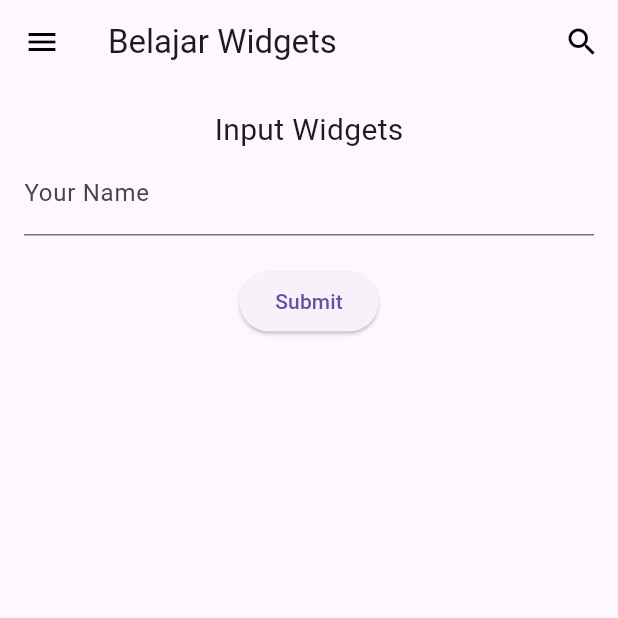
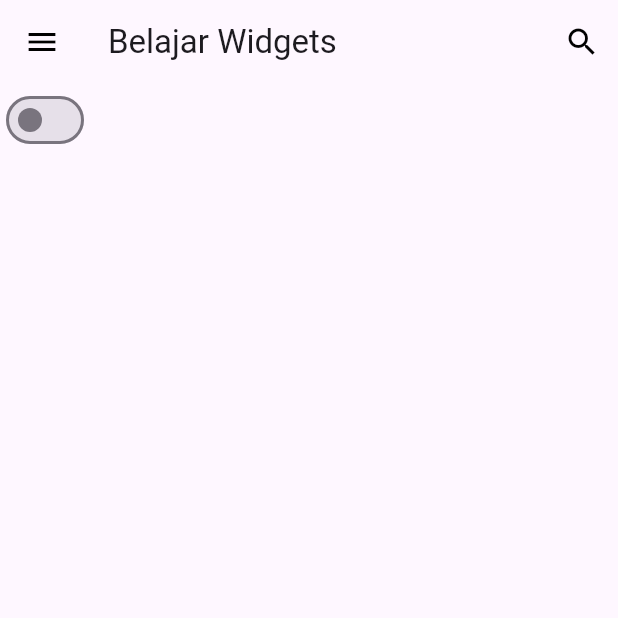
Before and after one commit to Muhammad-Hafizh-Naufal/Belajar-Flutter, a Flutter app: the screen it shows after launch, after a tap on the "menu" icon, on a phone screen of 412 x 824 dp, the top half of it. Run offline on Flutter 3.47's test engine with Material 3 defaults, Android fonts, the phone set to English and light mode, and no system bars.

```diff
--- a/lib/main.dart
+++ b/lib/main.dart
@@ -7,98 +7,84 @@ void main() {
 class MyApp extends StatelessWidget {
   @override
   Widget build(BuildContext context) {
+    // MaterialApp adalah widget utama yang menyediakan tema dan routing aplikasi
     return MaterialApp(
-      debugShowCheckedModeBanner: false,
-      title: 'ngetes',
+      debugShowCheckedModeBanner:
+          false, // Menghilangkan banner debug di sudut kanan atas
+      title: 'ngetes', // Judul aplikasi
       theme: ThemeData(
-        primarySwatch: Colors.blue,
+        primarySwatch: Colors.blue, // Tema utama aplikasi dengan warna biru
       ),
-      home: const MyHomePage(),
+      home:
+          const MyHomePage(), // Menampilkan halaman utama (MyHomePage) saat aplikasi dijalankan
     );
   }
 }
 
-// MyHomePage merupakan StatefulWidget karena ada interaksi dengan input penggunas
+// MyHomePage merupakan StatefulWidget karena ada interaksi dengan input pengguna
 class MyHomePage extends StatefulWidget {
   const MyHomePage({Key? key}) : super(key: key);
 
   @override
-  _MyHomePageState createState() => _MyHomePageState();
+  _MyHomePageState createState() =>
+      _MyHomePageState(); // Menghubungkan ke state yang akan mengelola data dan UI
 }
 
 // State dari MyHomePage yang mengelola interaksi dan perubahan state
 class _MyHomePageState extends State<MyHomePage> {
-  String _name = '';
+  bool lightOn =
+      false; // Variabel untuk menyimpan status Switch (nyala atau mati)
 
   @override
   Widget build(BuildContext context) {
+    // Scaffold menyediakan struktur dasar halaman seperti AppBar dan body
     return Scaffold(
       appBar: AppBar(
         title: Text('Belajar Widgets'), // Judul pada bagian AppBar
         actions: <Widget>[
           IconButton(
             icon: Icon(
-              Icons.search,
-              color: Colors.black,
+              Icons.search, // Icon untuk tombol pencarian
+              color: Colors.black, // Warna hitam untuk icon
             ),
             onPressed: () {
-              print('Test');
+              print(
+                  'Test'); // Aksi ketika tombol search ditekan, hanya menampilkan teks di console
             },
           ),
         ],
         leading: IconButton(
           icon: Icon(
-            Icons.menu,
-            color: Colors.black,
+            Icons.menu, // Icon untuk tombol menu
+            color: Colors.black, // Warna hitam untuk icon menu
           ),
           onPressed: () {
-            print('Test');
+            print(
+                'Test'); // Aksi ketika tombol menu ditekan, hanya menampilkan teks di console
           },
         ),
       ),
-      // Bagian body menggunakan Padding agar konten tidak terlalu menempel dengan tepi layar
-      body: Padding(
-        padding:
-            EdgeInsets.all(16), // Memberikan padding 16 di seluruh sisi body
-        child: Column(
-          children: [
-            // Menampilkan teks "Input Widgets" sebagai header bagian input
-            Text(
-              'Input Widgets',
-              style: TextStyle(fontSize: 20), // Ukuran font teks header
+      // Bagian body menggunakan widget Switch untuk menyalakan dan mematikan lampu (boolean lightOn)
+      body: Switch(
+        value:
+            lightOn, // Menentukan apakah Switch dalam kondisi menyala atau tidak (true/false)
+        onChanged: (bool value) {
+          // Aksi yang terjadi ketika Switch dinyalakan atau dimatikan
+          setState(() {
+            lightOn = value; // Memperbarui status Switch dengan nilai yang baru
+          });
+
+          // Menampilkan pesan di bagian bawah layar menggunakan SnackBar setiap kali Switch berubah
+          ScaffoldMessenger.of(context).showSnackBar(
+            SnackBar(
+              content: Text(lightOn
+                  ? 'Light On'
+                  : 'Light Off'), // Pesan yang ditampilkan, tergantung status Switch
+              duration:
+                  Duration(seconds: 1), // Durasi SnackBar muncul selama 1 detik
             ),
-            // TextField digunakan untuk input teks dari pengguna
-            TextField(
-              decoration: InputDecoration(
-                hintText: 'Write Your Name here..', // Petunjuk input
-                labelText: 'Your Name', // Label input
-              ),
-              onChanged: (String value) {
-                // Fungsi yang dipanggil saat pengguna mengetikkan sesuatu
-                setState(() {
-                  _name =
-                      value; // Memperbarui variabel _name dengan input dari pengguna
-                });
-              },
-            ),
-            SizedBox(height: 20), // Jarak antara TextField dengan tombol
-            ElevatedButton(
-              onPressed: () {
-                // Fungsi saat tombol Submit ditekan
-                showDialog(
-                    context: context,
-                    builder: (context) {
-                      // Menampilkan dialog dengan pesan
-                      return AlertDialog(
-                        content: Text(
-                            'Hello $_name'), // Menampilkan nama yang diinputkan
-                      );
-                    });
-              },
-              child: Text('Submit'), // Teks pada tombol
-            ),
-          ],
-        ),
+          );
+        },
       ),
     );
   }
```
